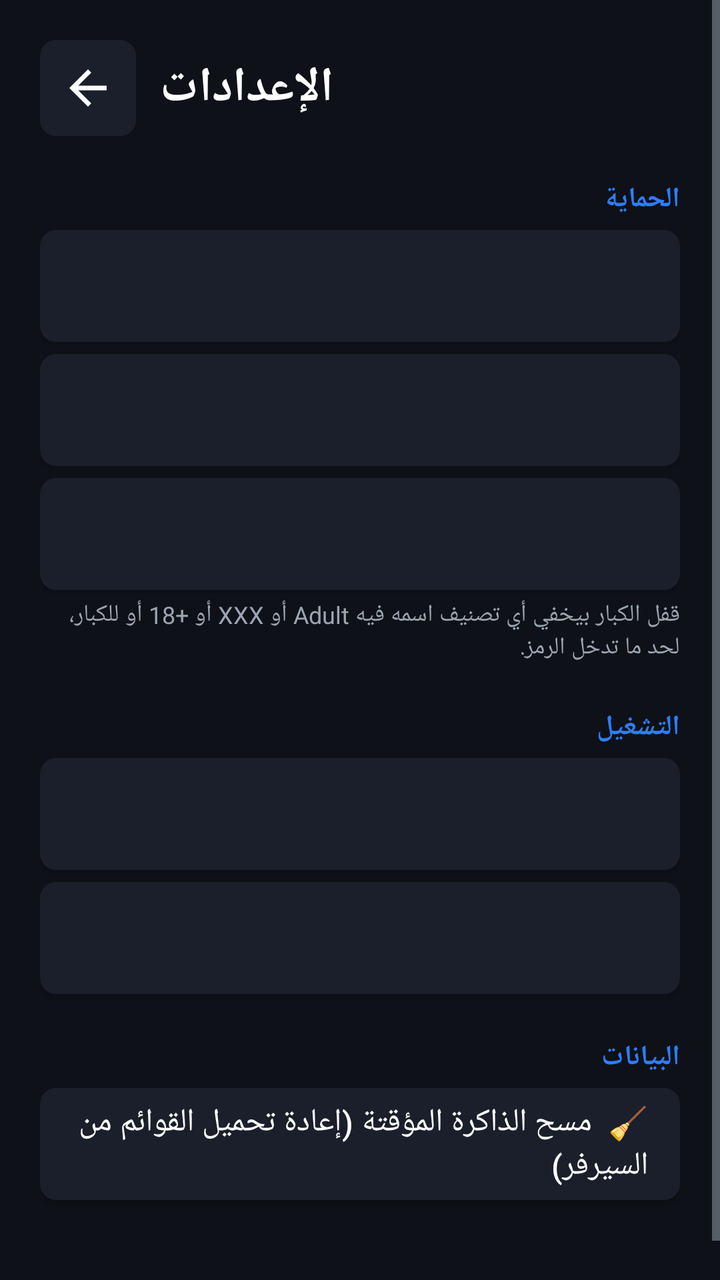
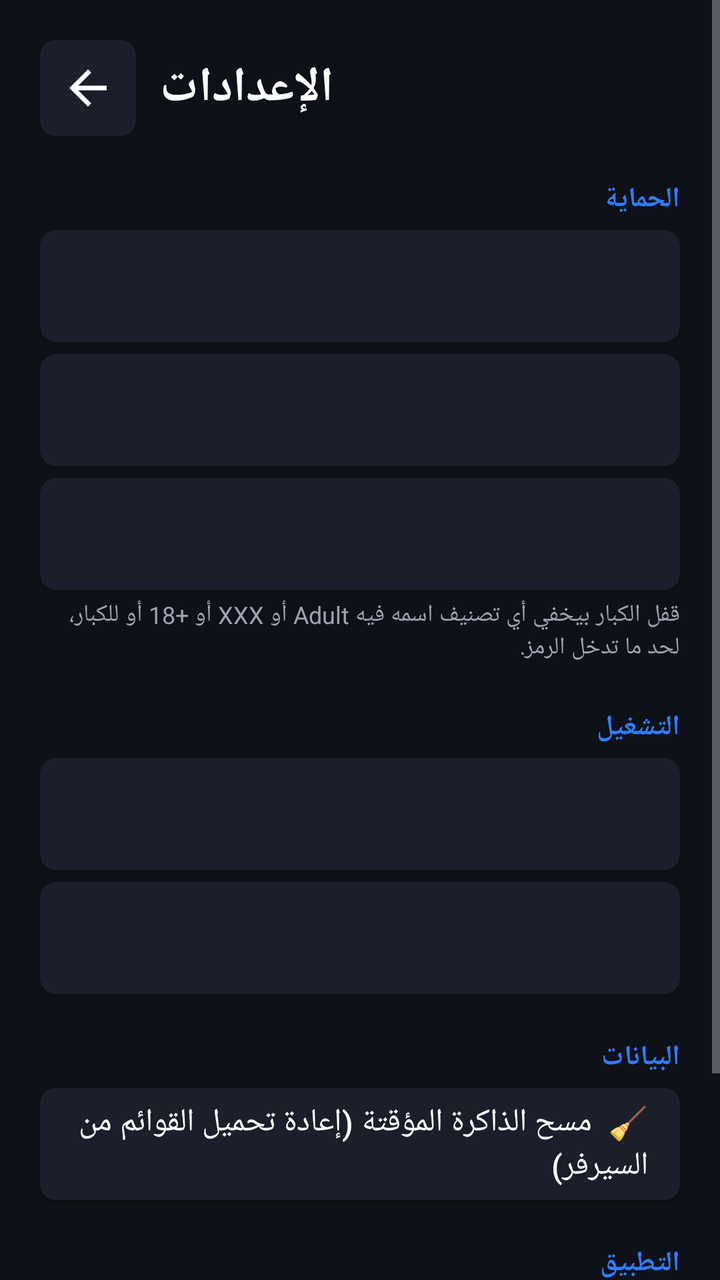

Before-and-after screenshots of an Android layout around one commit, followed by the original layout XML and the change that was made.
<!-- AndroidManifest.xml: application theme AppTheme -->
<!-- res/layout/activity_settings.xml -->
<?xml version="1.0" encoding="utf-8"?>
<ScrollView xmlns:android="http://schemas.android.com/apk/res/android"
    android:layout_width="match_parent"
    android:layout_height="match_parent"
    android:fillViewport="true">

    <LinearLayout
        android:layout_width="match_parent"
        android:layout_height="wrap_content"
        android:orientation="vertical"
        android:padding="20dp">

        <LinearLayout
            android:layout_width="match_parent"
            android:layout_height="wrap_content"
            android:gravity="center_vertical"
            android:orientation="horizontal">

            <ImageButton
                android:id="@+id/btnBack"
                android:layout_width="48dp"
                android:layout_height="48dp"
                android:background="@drawable/bg_focus"
                android:contentDescription="@string/back"
                android:src="@drawable/ic_back" />

            <TextView
                android:layout_width="wrap_content"
                android:layout_height="wrap_content"
                android:layout_marginStart="12dp"
                android:text="الإعدادات"
                android:textColor="@color/text"
                android:textSize="24sp"
                android:textStyle="bold" />
        </LinearLayout>

        <TextView style="@style/SettingsHeader" android:text="الحماية" />
        <Button android:id="@+id/pin" style="@style/SettingsRow" />
        <Button android:id="@+id/lockApp" style="@style/SettingsRow" />
        <Button android:id="@+id/lockAdult" style="@style/SettingsRow" />
        <TextView
            android:layout_width="match_parent"
            android:layout_height="wrap_content"
            android:layout_marginTop="4dp"
            android:text="قفل الكبار بيخفي أي تصنيف اسمه فيه Adult أو XXX أو +18 أو للكبار، لحد ما تدخل الرمز."
            android:textColor="@color/text_dim"
            android:textSize="12sp" />

        <TextView style="@style/SettingsHeader" android:text="التشغيل" />
        <Button android:id="@+id/quality" style="@style/SettingsRow" />
        <Button android:id="@+id/subSize" style="@style/SettingsRow" />

        <TextView style="@style/SettingsHeader" android:text="البيانات" />
        <Button android:id="@+id/clearCache" style="@style/SettingsRow" android:text="🧹  مسح الذاكرة المؤقتة (إعادة تحميل القوائم من السيرفر)" />

        <TextView
            android:id="@+id/about"
            android:layout_width="match_parent"
            android:layout_height="wrap_content"
            android:layout_marginTop="24dp"
            android:textColor="@color/text_dim"
            android:textSize="12sp" />
    </LinearLayout>
</ScrollView>
<!-- resources referenced by this layout -->
<resources>
  <color name="text">#FFFFFF</color>
  <color name="text_dim">#9AA4B2</color>
  <!-- drawable bg_focus (drawable) -->
  <?xml version="1.0" encoding="utf-8"?>
  <selector xmlns:android="http://schemas.android.com/apk/res/android">
      <item android:state_focused="true">
          <shape><solid android:color="@color/accent" /><corners android:radius="8dp" /></shape>
      </item>
      <item android:state_pressed="true">
          <shape><solid android:color="@color/accent" /><corners android:radius="8dp" /></shape>
      </item>
      <item android:state_activated="true">
          <shape><solid android:color="@color/accent_dim" /><corners android:radius="8dp" /></shape>
      </item>
      <item>
          <shape><solid android:color="@color/surface" /><corners android:radius="8dp" /></shape>
      </item>
  </selector>
  <!-- drawable ic_back (drawable) -->
  <vector xmlns:android="http://schemas.android.com/apk/res/android"
      android:width="28dp" android:height="28dp"
      android:autoMirrored="true"
      android:viewportWidth="24" android:viewportHeight="24">
      <path android:fillColor="#FFFFFF"
          android:pathData="M20,11H7.83l5.59,-5.59L12,4l-8,8 8,8 1.41,-1.41L7.83,13H20v-2z" />
  </vector>
  <string name="back">رجوع</string>
  <style name="SettingsHeader">
          <item name="android:layout_width">match_parent</item>
          <item name="android:layout_height">wrap_content</item>
          <item name="android:layout_marginTop">22dp</item>
          <item name="android:textColor">@color/accent</item>
          <item name="android:textSize">14sp</item>
          <item name="android:textStyle">bold</item>
      </style>
  <style name="SettingsRow" parent="TvButton">
          <item name="android:layout_width">match_parent</item>
          <item name="android:layout_height">wrap_content</item>
          <item name="android:layout_marginTop">6dp</item>
          <item name="android:gravity">start|center_vertical</item>
          <item name="android:minHeight">56dp</item>
          <item name="android:paddingStart">16dp</item>
          <item name="android:paddingEnd">16dp</item>
      </style>
  <style name="AppTheme" parent="Theme.AppCompat.NoActionBar">
          <item name="colorPrimary">@color/accent</item>
          <item name="colorPrimaryDark">@color/bg</item>
          <item name="colorAccent">@color/accent</item>
          <item name="android:windowBackground">@color/bg</item>
          <item name="android:textColorPrimary">@color/text</item>
          <item name="android:textColorSecondary">@color/text_dim</item>
          <item name="android:statusBarColor">@color/bg</item>
          <item name="android:navigationBarColor">@color/bg</item>
      </style>
  <color name="accent">#2E7DFF</color>
  <color name="accent_dim">#1E3A66</color>
  <color name="surface">#1A1F2B</color>
  <style name="TvButton" parent="Widget.AppCompat.Button">
          <item name="android:background">@drawable/bg_focus</item>
          <item name="android:textColor">@color/text</item>
          <item name="android:textSize">16sp</item>
          <item name="android:paddingStart">20dp</item>
          <item name="android:paddingEnd">20dp</item>
          <item name="android:minHeight">48dp</item>
          <item name="android:textAllCaps">false</item>
          <item name="android:focusable">true</item>
      </style>
  <color name="bg">#0E1117</color>
</resources>

<!-- the commit's change to res/layout/activity_settings.xml (unified diff, before → after) -->
@@ -53,6 +53,9 @@
         <TextView style="@style/SettingsHeader" android:text="البيانات" />
         <Button android:id="@+id/clearCache" style="@style/SettingsRow" android:text="🧹  مسح الذاكرة المؤقتة (إعادة تحميل القوائم من السيرفر)" />
 
+        <TextView style="@style/SettingsHeader" android:text="التطبيق" />
+        <Button android:id="@+id/checkUpdate" style="@style/SettingsRow" android:text="⬆  التحقق من التحديثات" />
+
         <TextView
             android:id="@+id/about"
             android:layout_width="match_parent"
